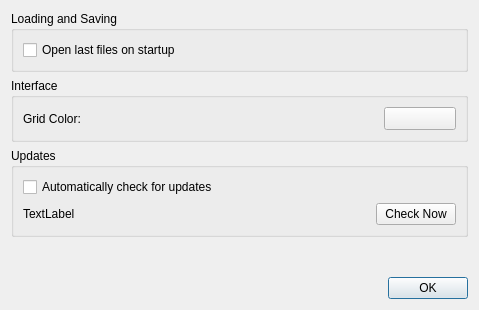
The window that src/preferencesdialog.ui (ricardoquesada/vchar64) describes before a commit, drawn with Qt 5.
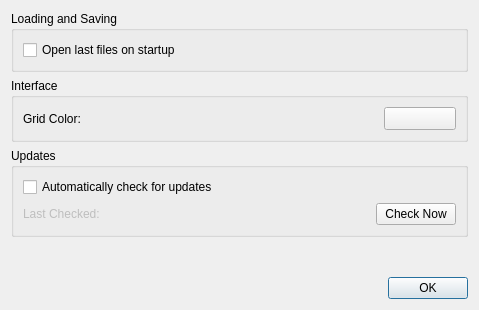
The same window after the commit.

```diff
--- a/src/preferencesdialog.ui
+++ b/src/preferencesdialog.ui
@@ -90,8 +90,11 @@
        <layout class="QHBoxLayout" name="horizontalLayout">
         <item>
          <widget class="QLabel" name="labelLastCheck">
+          <property name="enabled">
+           <bool>false</bool>
+          </property>
           <property name="text">
-           <string>TextLabel</string>
+           <string>Last Checked:</string>
           </property>
          </widget>
         </item>
```
